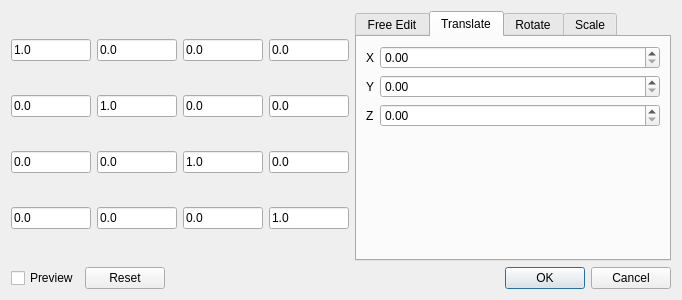
This is gui/forms/QGMDialogMatrix.ui in barionleg/gitgAmesch as Qt 5 draws it before an edit. The edited form follows.
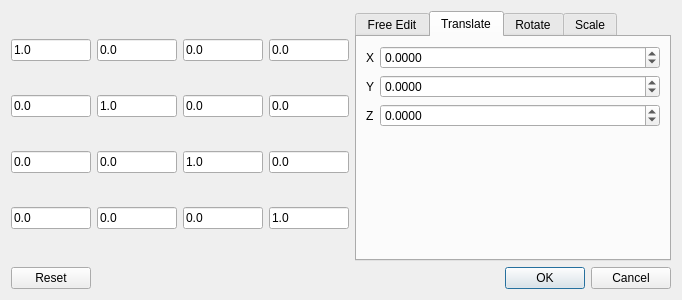
This is the edited form. The open tabs and pages were chosen to show the change.

Commit message: - set reasonable values for MatrixDialog input-fields - added funktionality to reset-button - removed preview button

```diff
--- a/gui/forms/QGMDialogMatrix.ui
+++ b/gui/forms/QGMDialogMatrix.ui
@@ -286,13 +286,43 @@
           </widget>
          </item>
          <item row="0" column="1">
-          <widget class="QDoubleSpinBox" name="doubleSpinBox_transX"/>
+          <widget class="QDoubleSpinBox" name="doubleSpinBox_transX">
+           <property name="decimals">
+            <number>4</number>
+           </property>
+           <property name="minimum">
+            <double>-99999999999.000000000000000</double>
+           </property>
+           <property name="maximum">
+            <double>99999999999.000000000000000</double>
+           </property>
+          </widget>
          </item>
          <item row="1" column="1">
-          <widget class="QDoubleSpinBox" name="doubleSpinBox_transY"/>
+          <widget class="QDoubleSpinBox" name="doubleSpinBox_transY">
+           <property name="decimals">
+            <number>4</number>
+           </property>
+           <property name="minimum">
+            <double>-99999999999.000000000000000</double>
+           </property>
+           <property name="maximum">
+            <double>99999999999.000000000000000</double>
+           </property>
+          </widget>
          </item>
          <item row="2" column="1">
-          <widget class="QDoubleSpinBox" name="doubleSpinBox_transZ"/>
+          <widget class="QDoubleSpinBox" name="doubleSpinBox_transZ">
+           <property name="decimals">
+            <number>4</number>
+           </property>
+           <property name="minimum">
+            <double>-99999999999.000000000000000</double>
+           </property>
+           <property name="maximum">
+            <double>99999999999.000000000000000</double>
+           </property>
+          </widget>
          </item>
          <item row="0" column="0">
           <widget class="QLabel" name="label">
@@ -511,13 +541,6 @@
    </item>
    <item>
     <layout class="QHBoxLayout" name="horizontalLayout_2">
-     <item>
-      <widget class="QCheckBox" name="checkBox_preview">
-       <property name="text">
-        <string>Preview</string>
-       </property>
-      </widget>
-     </item>
      <item>
       <layout class="QHBoxLayout" name="horizontalLayout_3"/>
      </item>
```
Left out of the diff: 27 changed lines with no effect on the pictures. The commit also changes 2 other files.
